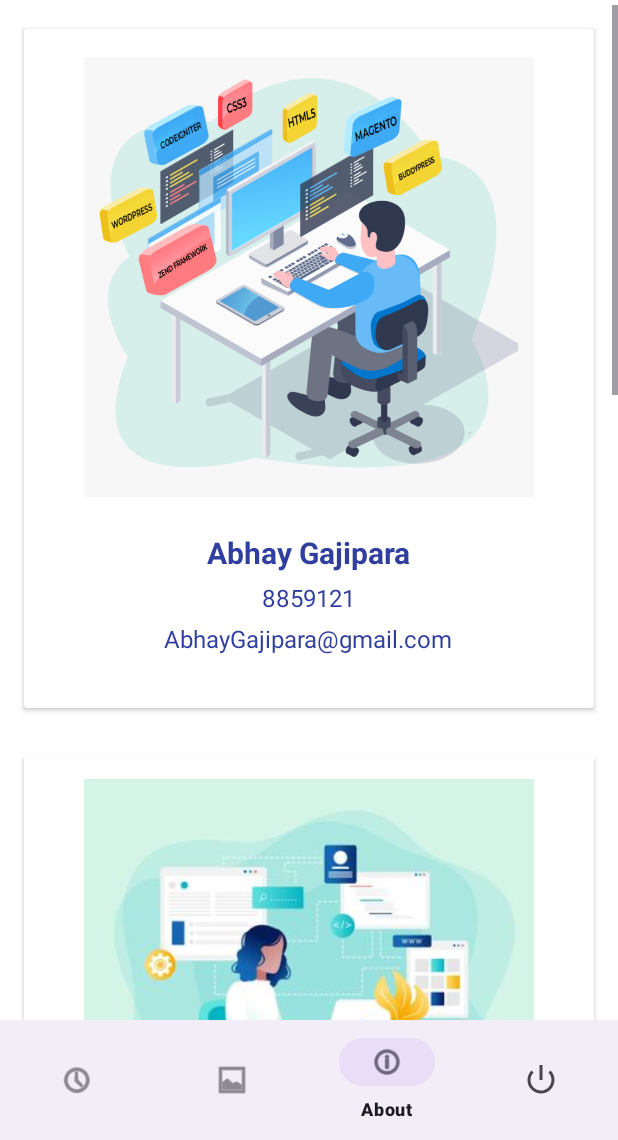
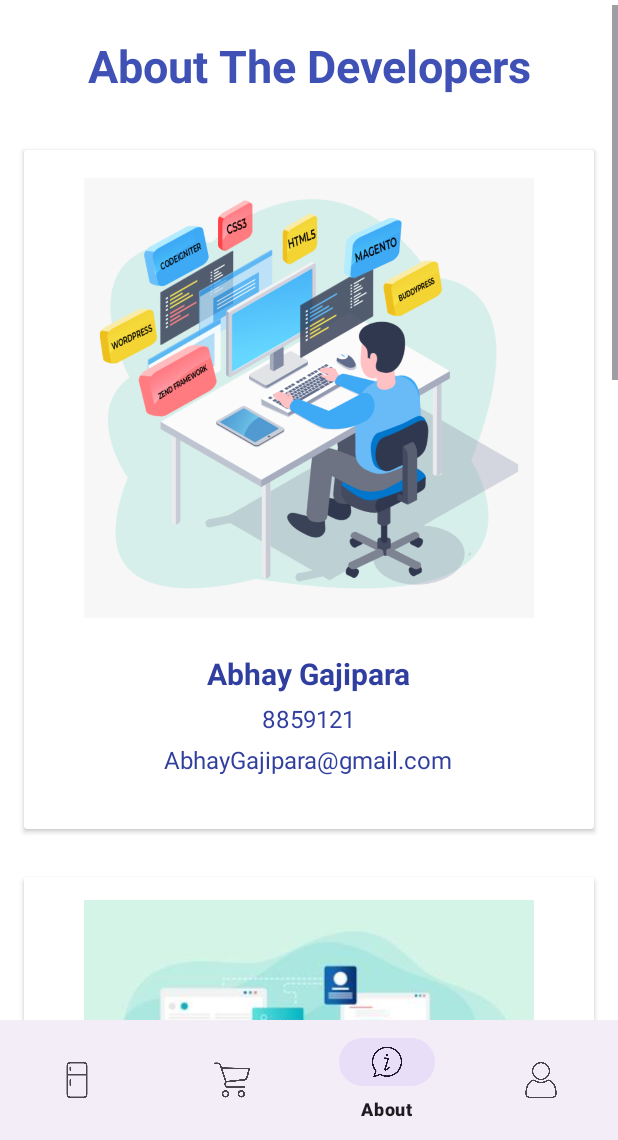
Before and after one commit to MettaAnusha/MyFridge, an Android app: the HomeActivity screen opened directly, with no data from a screen before it, item 3 of the bottom bar chosen, on a phone screen of 412 x 824 dp, the part 96-1236 px from its top. Run offline under Robolectric (Android 15) with nearby library versions, the light colour scheme and no system bars.

Commit message:
Create User Profile Fragment

```diff
--- a/app/src/main/res/layout/about_layout_content.xml
+++ b/app/src/main/res/layout/about_layout_content.xml
@@ -7,6 +7,19 @@
         android:layout_width="match_parent"
         android:layout_height="wrap_content"
         android:orientation="vertical">
+
+        <TextView
+            android:id="@+id/txtUsername"
+            android:layout_width="match_parent"
+            android:layout_height="wrap_content"
+            android:layout_marginTop="20dp"
+            android:layout_marginBottom="20dp"
+            android:text="@string/about_the_developers"
+            android:textColor="@color/colorPrimary"
+            android:textSize="30sp"
+            android:textStyle="bold"
+            android:gravity="center_horizontal"
+        />
 
         <androidx.cardview.widget.CardView
             android:layout_width="match_parent"
--- a/app/src/main/res/menu/bottom_nav.xml
+++ b/app/src/main/res/menu/bottom_nav.xml
@@ -2,20 +2,20 @@
 <menu xmlns:android="http://schemas.android.com/apk/res/android">
     <item
         android:id="@+id/nav_history"
-        android:title="@string/history"
-        android:icon="@android:drawable/ic_menu_recent_history"/>
+        android:title="@string/my_fridge"
+        android:icon="@drawable/fridge"/>
     <item
         android:id="@+id/nav_shopping"
         android:title="@string/shoppingList"
-        android:icon="@android:drawable/ic_menu_gallery"/>
+        android:icon="@drawable/shopping_cart"/>
 
     <item
         android:id="@+id/nav_about"
         android:title="@string/about"
-        android:icon="@android:drawable/ic_menu_info_details"/>
+        android:icon="@drawable/about"/>
 
     <item
         android:id="@+id/nav_logOut"
-        android:title="@string/logOut"
-        android:icon="@android:drawable/ic_lock_power_off"/>
+        android:title="@string/profile"
+        android:icon="@drawable/user"/>
 </menu>
--- a/app/src/main/res/values/strings.xml
+++ b/app/src/main/res/values/strings.xml
@@ -65,6 +65,10 @@
     <string name="update_item">Update Item</string>
     <string name="updated_quantity">Updated Quantity</string>
     <string name="updated_item_name">Updated Item Name</string>
+    <string name="my_fridge">My Fridge</string>
+    <string name="profile">Profile</string>
+    <string name="log_out">Log Out</string>
+    <string name="about_the_developers">About The Developers</string>
 
 
 </resources>
```
Also changed, not shown: app/src/main/java/com/example/myfridge/HomeActivity.java (+9 -9 lines), app/src/main/java/com/example/myfridge/UserFragment.java (added, +68 -0 lines), app/src/main/res/layout/fragment_user.xml (added, +39 -0 lines), app/src/main/res/drawable/about.png (added), app/src/main/res/drawable/fridge.png (added), app/src/main/res/drawable/profile.png (added), app/src/main/res/drawable/shopping_cart.png (added), app/src/main/res/drawable/user.png (added).
